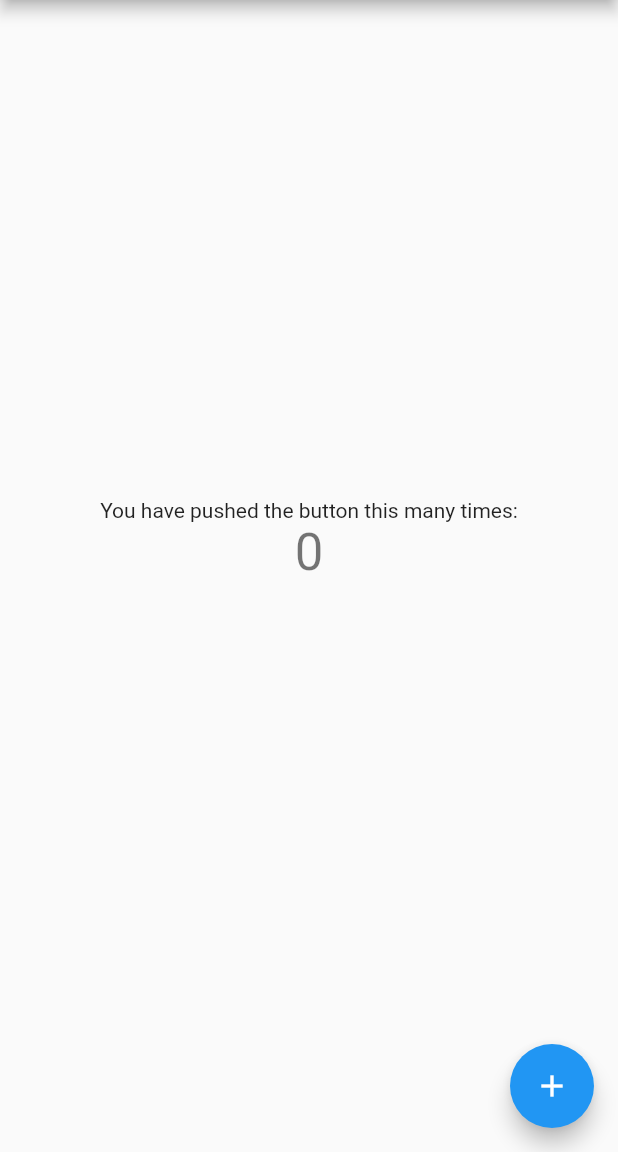
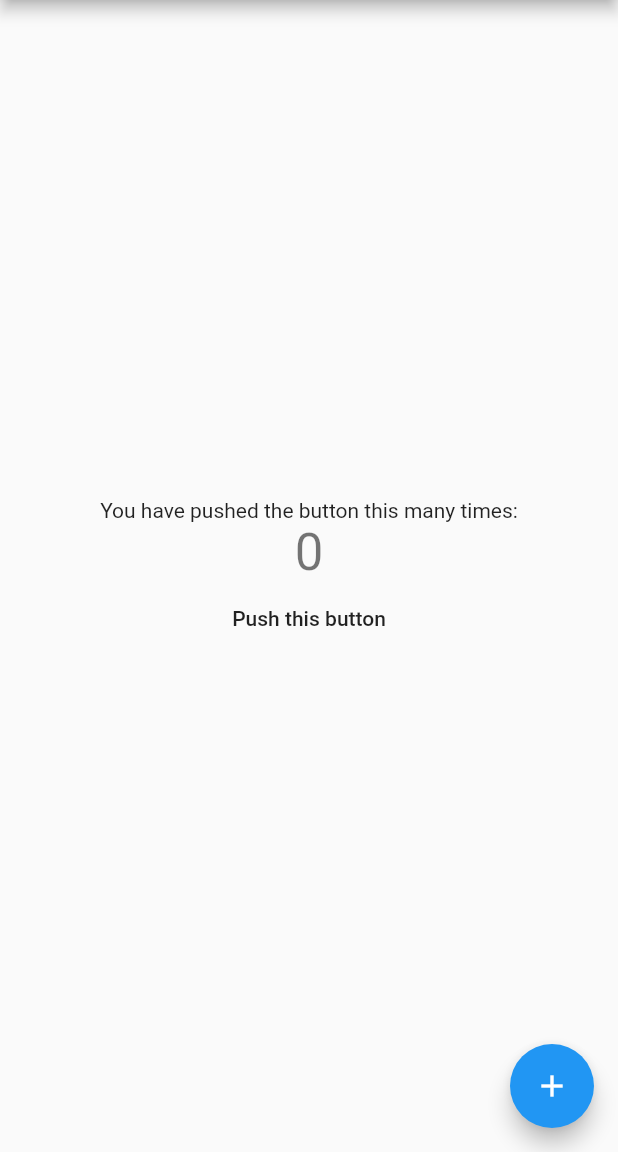
Before and after one commit to art-r/Foodery, a Flutter app: the screen it shows after launch, on a phone screen of 412 x 824 dp, the part 84-1236 px from its top. Run offline on Flutter 3.47's test engine with Material 2 defaults, Android fonts, the phone set to English and light mode, and no system bars.

Commit message:
kleine Korrektur

```diff
--- a/hackathon_application/lib/main.dart
+++ b/hackathon_application/lib/main.dart
@@ -105,7 +105,9 @@ class _MyHomePageState extends State<MyHomePage> {
               style: Theme.of(context).textTheme.headline4,
             ),
             FlatButton(
-                onPressed: null, child: null, splashColor: Colors.purple),
+                onPressed: _incrementCounter,
+                child: Text('Push this button'),
+                splashColor: Colors.purple),
           ],
         ),
       ),
```
